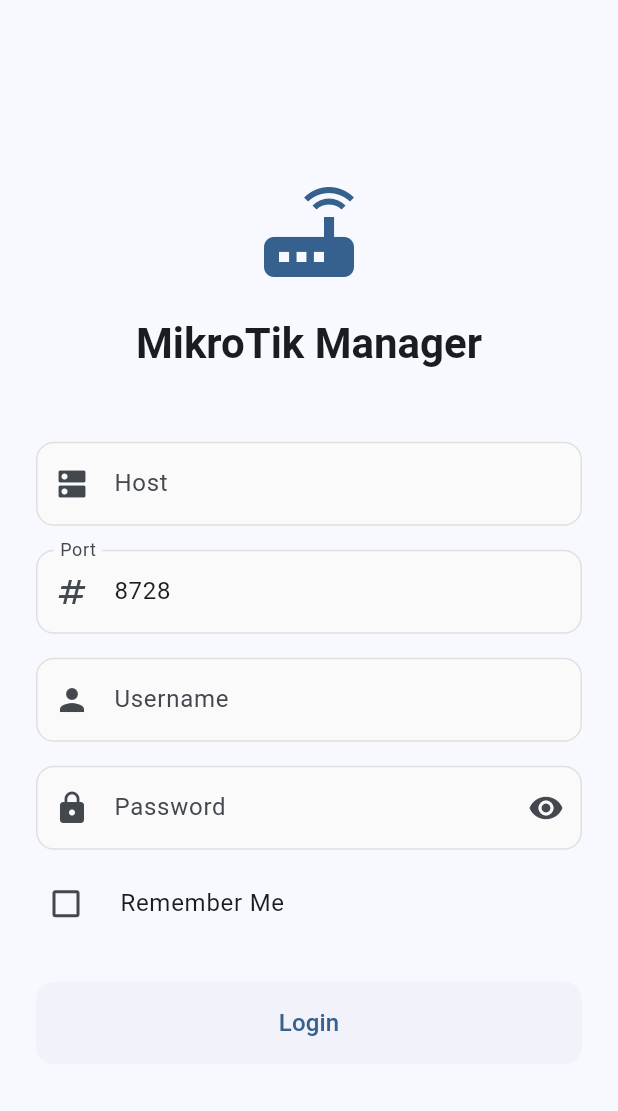
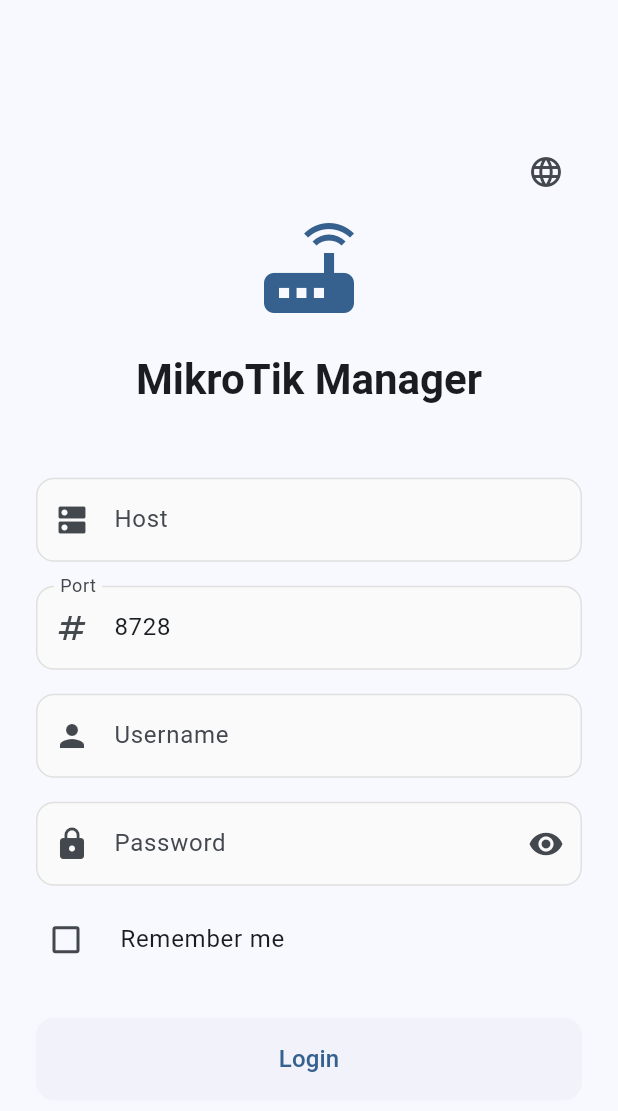
Before and after one commit to moein1985/mik_flutter, a Flutter app: the screen it shows after launch, on a phone screen of 412 x 824 dp. Shown: the top 1111 px of the screen. Run offline on Flutter 3.47's test engine with Material 3 defaults, Android fonts, the phone set to English and light mode, and no system bars; our stand-ins replace dartz, equatable, flutter_bloc, flutter_secure_storage, get_it.

Commit message:
feat: Enhance localization support and improve dashboard functionality

```diff
--- a/lib/features/auth/data/datasources/auth_remote_data_source.dart
+++ b/lib/features/auth/data/datasources/auth_remote_data_source.dart
@@ -37,5 +37,6 @@
     }
   }
 
+  @override
   RouterOSClient? get client => _client;
 }
--- a/lib/features/auth/presentation/pages/login_page.dart
+++ b/lib/features/auth/presentation/pages/login_page.dart
@@ -1,5 +1,7 @@
 import 'package:flutter/material.dart';
 import 'package:flutter_bloc/flutter_bloc.dart';
+import '../../../../l10n/app_localizations.dart';
+import '../../../../main.dart';
 import '../bloc/auth_bloc.dart';
 import '../bloc/auth_event.dart';
 import '../bloc/auth_state.dart';
@@ -80,6 +82,7 @@
         },
         builder: (context, state) {
           final isLoading = state is AuthLoading;
+          final l10n = AppLocalizations.of(context)!;
 
           return Center(
             child: SingleChildScrollView(
@@ -90,6 +93,24 @@
                   mainAxisAlignment: MainAxisAlignment.center,
                   crossAxisAlignment: CrossAxisAlignment.stretch,
                   children: [
+                    // Language Switch Button
+                    Row(
+                      mainAxisAlignment: MainAxisAlignment.end,
+                      children: [
+                        IconButton(
+                          icon: const Icon(Icons.language),
+                          tooltip: 'Change Language',
+                          onPressed: () {
+                            final currentLocale = Localizations.localeOf(context);
+                            final newLocale = currentLocale.languageCode == 'en'
+                                ? const Locale('fa', '')
+                                : const Locale('en', '');
+                            MyApp.of(context)?.setLocale(newLocale);
+                          },
+                        ),
+                      ],
+                    ),
+
                     // Logo or App Icon
                     Icon(
                       Icons.router,
@@ -100,7 +121,7 @@
 
                     // App Title
                     Text(
-                      'MikroTik Manager',
+                      l10n.appName,
                       style: theme.textTheme.headlineMedium?.copyWith(
                         fontWeight: FontWeight.bold,
                       ),
@@ -112,7 +133,7 @@
                     TextFormField(
                       controller: _hostController,
                       decoration: InputDecoration(
-                        labelText: 'Host',
+                        labelText: l10n.host,
                         prefixIcon: const Icon(Icons.dns),
                         border: const OutlineInputBorder(),
                       ),
@@ -132,7 +153,7 @@
                     TextFormField(
                       controller: _portController,
                       decoration: InputDecoration(
-                        labelText: 'Port',
+                        labelText: l10n.port,
                         prefixIcon: const Icon(Icons.numbers),
                         border: const OutlineInputBorder(),
                       ),
@@ -156,7 +177,7 @@
                     TextFormField(
                       controller: _usernameController,
                       decoration: InputDecoration(
-                        labelText: 'Username',
+                        labelText: l10n.username,
                         prefixIcon: const Icon(Icons.person),
                         border: const OutlineInputBorder(),
                       ),
@@ -176,7 +197,7 @@
                     TextFormField(
                       controller: _passwordController,
                       decoration: InputDecoration(
-                        labelText: 'Password',
+                        labelText: l10n.password,
                         prefixIcon: const Icon(Icons.lock),
                         suffixIcon: IconButton(
                           icon: Icon(
@@ -213,7 +234,7 @@
                                 _rememberMe = value ?? false;
                               });
                             },
-                      title: const Text('Remember Me'),
+                      title: Text(l10n.rememberMe),
                       controlAffinity: ListTileControlAffinity.leading,
                       contentPadding: EdgeInsets.zero,
                     ),
@@ -231,9 +252,9 @@
                               width: 20,
                               child: CircularProgressIndicator(strokeWidth: 2),
                             )
-                          : const Text(
-                              'Login',
-                              style: TextStyle(fontSize: 16),
+                          : Text(
+                              l10n.loginButton,
+                              style: const TextStyle(fontSize: 16),
                             ),
                     ),
                   ],
--- a/lib/features/dashboard/presentation/pages/interfaces_page.dart
+++ b/lib/features/dashboard/presentation/pages/interfaces_page.dart
@@ -134,7 +134,7 @@
               children: [
                 const Icon(Icons.error_outline, size: 64, color: Colors.grey),
                 const SizedBox(height: 16),
-                const Text('Unable to load interfaces'),
+                Text(state is DashboardError ? state.message : 'Unable to load interfaces'),
                 const SizedBox(height: 16),
                 ElevatedButton(
                   onPressed: () {
--- a/lib/injection_container.dart
+++ b/lib/injection_container.dart
@@ -94,7 +94,7 @@
   // Data sources
   sl.registerLazySingleton<DashboardRemoteDataSource>(
     () => DashboardRemoteDataSourceImpl(
-      client: sl<AuthRemoteDataSource>().client!,
+      authRemoteDataSource: sl(),
     ),
   );
 
--- a/lib/main.dart
+++ b/lib/main.dart
@@ -2,6 +2,7 @@
 import 'package:flutter_bloc/flutter_bloc.dart';
 import 'package:flutter_localizations/flutter_localizations.dart';
 import 'injection_container.dart' as di;
+import 'l10n/app_localizations.dart';
 import 'features/auth/presentation/bloc/auth_bloc.dart';
 import 'features/auth/presentation/pages/login_page.dart';
 import 'features/dashboard/presentation/bloc/dashboard_bloc.dart';
@@ -13,8 +14,24 @@
   runApp(const MyApp());
 }
 
-class MyApp extends StatelessWidget {
+class MyApp extends StatefulWidget {
   const MyApp({super.key});
+
+  @override
+  State<MyApp> createState() => _MyAppState();
+
+  static _MyAppState? of(BuildContext context) =>
+      context.findAncestorStateOfType<_MyAppState>();
+}
+
+class _MyAppState extends State<MyApp> {
+  Locale _locale = const Locale('en', '');
+
+  void setLocale(Locale locale) {
+    setState(() {
+      _locale = locale;
+    });
+  }
 
   @override
   Widget build(BuildContext context) {
@@ -26,9 +43,11 @@
       child: MaterialApp(
         title: 'MikroTik Manager',
         debugShowCheckedModeBanner: false,
+        locale: _locale,
 
         // Localization
         localizationsDelegates: const [
+          AppLocalizations.delegate,
           GlobalMaterialLocalizations.delegate,
           GlobalWidgetsLocalizations.delegate,
           GlobalCupertinoLocalizations.delegate,
```
Also changed, not shown: lib/features/dashboard/data/datasources/dashboard_remote_data_source.dart (+21 -7 lines), lib/features/dashboard/presentation/pages/dashboard_page.dart (+22 -9 lines).
